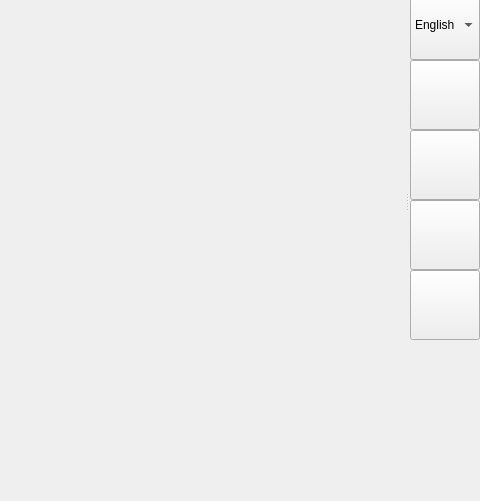
This is src/mainwindow.ui in roastduck/calendar as Qt 5 draws it before an edit; both pictures show x 320 to 800 and y 99 to 600 of the 800 by 600 pixel window. The edited form follows.
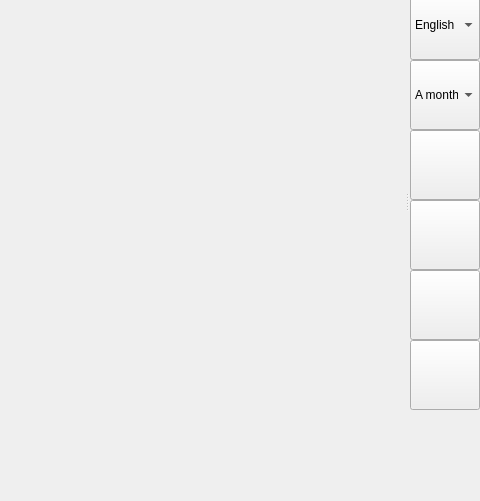
This is the edited form. Icons and pictures are not drawn.

Commit message: day + week mode

```diff
--- a/src/mainwindow.ui
+++ b/src/mainwindow.ui
@@ -572,6 +572,56 @@
        </item>
       </widget>
      </item>
+     <item>
+      <widget class="QComboBox" name="modeBox">
+       <property name="sizePolicy">
+        <sizepolicy hsizetype="Fixed" vsizetype="Fixed">
+         <horstretch>0</horstretch>
+         <verstretch>0</verstretch>
+        </sizepolicy>
+       </property>
+       <property name="minimumSize">
+        <size>
+         <width>70</width>
+         <height>70</height>
+        </size>
+       </property>
+       <property name="maximumSize">
+        <size>
+         <width>70</width>
+         <height>70</height>
+        </size>
+       </property>
+       <property name="toolTip">
+        <string>Display mode</string>
+       </property>
+       <item>
+        <property name="text">
+         <string>A month</string>
+        </property>
+       </item>
+       <item>
+        <property name="text">
+         <string>A Day</string>
+        </property>
+       </item>
+       <item>
+        <property name="text">
+         <string>A week</string>
+        </property>
+       </item>
+       <item>
+        <property name="text">
+         <string>A year</string>
+        </property>
+       </item>
+       <item>
+        <property name="text">
+         <string>All tasks</string>
+        </property>
+       </item>
+      </widget>
+     </item>
      <item>
       <widget class="QPushButton" name="pinButton">
        <property name="sizePolicy">
```
Left out of the diff: 16 changed lines with no effect on the pictures. The commit also changes 6 other files.
